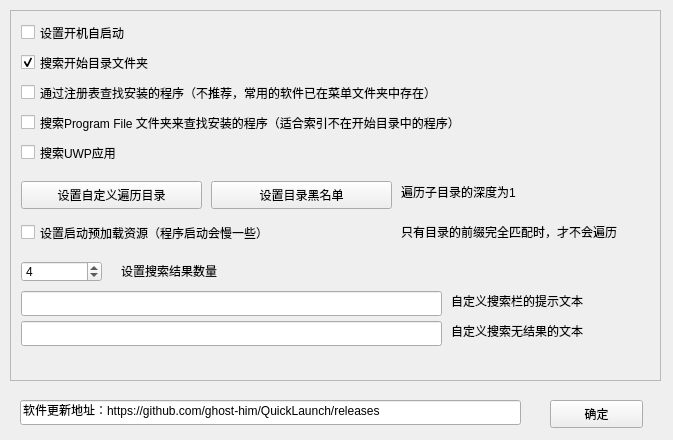
Old version of the form ui/settingwindow.ui in the repository ghost-him/ZeroLaunch-CPP.
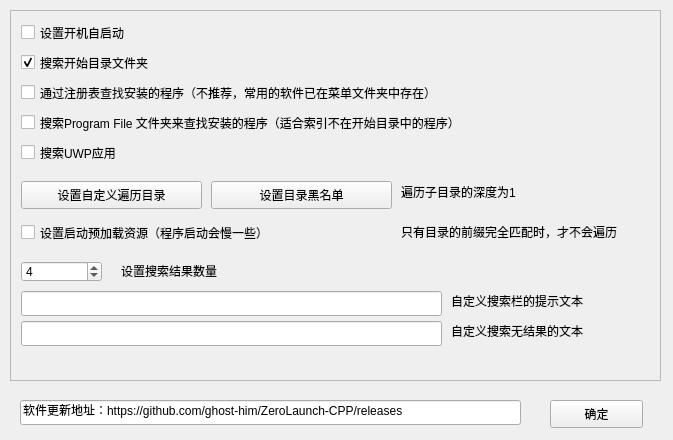
New version of the form.

Commit message: 重命名软件的名字：QuickLaunch -> ZeroLaunch

The edit to the form file:
```diff
--- a/ui/settingwindow.ui
+++ b/ui/settingwindow.ui
@@ -282,7 +282,7 @@
     </rect>
    </property>
    <property name="text">
-    <string>软件更新地址：https://github.com/ghost-him/QuickLaunch/releases</string>
+    <string>软件更新地址：https://github.com/ghost-him/ZeroLaunch-CPP/releases</string>
    </property>
    <property name="readOnly">
     <bool>true</bool>
```
The commit also changes 3 other files.
